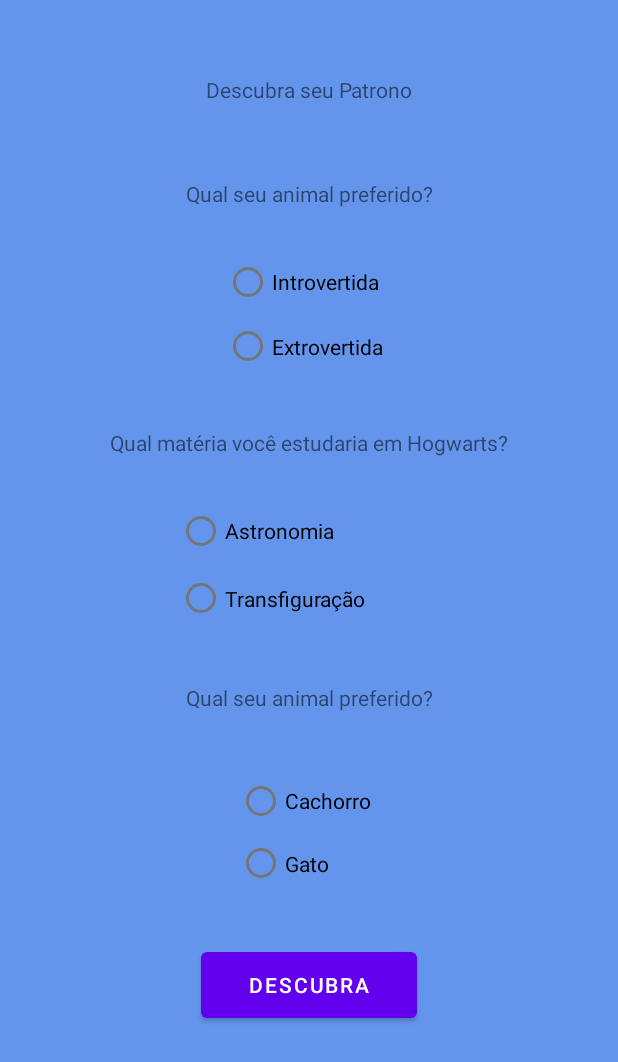
After one commit to yasmimx/AppHarry, an Android app: the layout activity_teste.xml on its own in the app's theme, with its tools: preview values and no code run, on a phone screen of 412 x 824 dp. The commit adds this screen. Shown: the top 1062 px of the screen. Run offline under Robolectric (Android 15) with nearby library versions, the phone set to English and light mode, and no system bars.

Commit message:
TestePatrono1

```diff
--- /dev/null
+++ b/app/src/main/res/layout/activity_teste.xml
@@ -0,0 +1,128 @@
+<?xml version="1.0" encoding="utf-8"?>
+<androidx.constraintlayout.widget.ConstraintLayout xmlns:android="http://schemas.android.com/apk/res/android"
+    xmlns:app="http://schemas.android.com/apk/res-auto"
+    xmlns:tools="http://schemas.android.com/tools"
+    style="@style/TELA"
+    android:layout_width="match_parent"
+    android:layout_height="match_parent"
+    tools:context=".Teste">
+
+    <RadioGroup
+        android:id="@+id/rdgrp1"
+        android:layout_width="113dp"
+        android:layout_height="86dp"
+        android:layout_marginTop="25dp"
+        app:layout_constraintEnd_toEndOf="parent"
+        app:layout_constraintStart_toStartOf="parent"
+        app:layout_constraintTop_toBottomOf="@+id/txtPergunta1">
+
+        <RadioButton
+            android:id="@+id/btnYes1"
+            android:layout_width="match_parent"
+            android:layout_height="wrap_content"
+            android:text="@string/yes1" />
+
+        <RadioButton
+            android:id="@+id/btnNo1"
+            android:layout_width="match_parent"
+            android:layout_height="wrap_content"
+            android:text="@string/no1" />
+    </RadioGroup>
+
+    <RadioGroup
+        android:id="@+id/rdgrp2"
+        android:layout_width="176dp"
+        android:layout_height="90dp"
+        android:layout_marginTop="25dp"
+        app:layout_constraintEnd_toEndOf="parent"
+        app:layout_constraintStart_toStartOf="parent"
+        app:layout_constraintTop_toBottomOf="@+id/txtPergunta2">
+
+        <RadioButton
+            android:id="@+id/btnYes2"
+            android:layout_width="match_parent"
+            android:layout_height="wrap_content"
+            android:text="@string/yes2" />
+
+        <RadioButton
+            android:id="@+id/btnNo2"
+            android:layout_width="match_parent"
+            android:layout_height="wrap_content"
+            android:text="@string/no2" />
+    </RadioGroup>
+
+    <RadioGroup
+        android:id="@+id/rdgrp3"
+        android:layout_width="96dp"
+        android:layout_height="83dp"
+        android:layout_marginTop="35dp"
+        app:layout_constraintEnd_toEndOf="parent"
+        app:layout_constraintStart_toStartOf="parent"
+        app:layout_constraintTop_toBottomOf="@+id/txtPergunta3">
+
+        <RadioButton
+            android:id="@+id/btnYes3"
+            android:layout_width="match_parent"
+            android:layout_height="wrap_content"
+            android:text="@string/yes3" />
+
+        <RadioButton
+            android:id="@+id/btnNo3"
+            android:layout_width="match_parent"
+            android:layout_height="wrap_content"
+            android:text="@string/no3" />
+    </RadioGroup>
+
+    <Button
+        android:id="@+id/btnFind"
+        android:layout_width="144dp"
+        android:layout_height="56dp"
+        android:layout_marginTop="35dp"
+        android:text="@string/btnTeste"
+        app:layout_constraintEnd_toEndOf="parent"
+        app:layout_constraintStart_toStartOf="parent"
+        app:layout_constraintTop_toBottomOf="@+id/rdgrp3"
+        app:srcCompat="@drawable/botao" />
+
+    <TextView
+        android:id="@+id/txtPergunta1"
+        android:layout_width="wrap_content"
+        android:layout_height="wrap_content"
+        android:layout_marginTop="50dp"
+        android:text="@string/Pergunta3"
+        app:layout_constraintEnd_toEndOf="parent"
+        app:layout_constraintStart_toStartOf="parent"
+        app:layout_constraintTop_toBottomOf="@+id/txtTituloTeste" />
+
+    <TextView
+        android:id="@+id/txtPergunta2"
+        android:layout_width="wrap_content"
+        android:layout_height="wrap_content"
+        android:layout_marginTop="35dp"
+        android:text="@string/Pergunta2"
+        app:layout_constraintEnd_toEndOf="parent"
+        app:layout_constraintStart_toStartOf="parent"
+        app:layout_constraintTop_toBottomOf="@+id/rdgrp1" />
+
+    <TextView
+        android:id="@+id/txtPergunta3"
+        android:layout_width="wrap_content"
+        android:layout_height="wrap_content"
+        android:layout_marginTop="35dp"
+        android:text="@string/Pergunta3"
+        app:layout_constraintEnd_toEndOf="parent"
+        app:layout_constraintHorizontal_bias="0.501"
+        app:layout_constraintStart_toStartOf="parent"
+        app:layout_constraintTop_toBottomOf="@+id/rdgrp2" />
+
+    <TextView
+        android:id="@+id/txtTituloTeste"
+        android:layout_width="wrap_content"
+        android:layout_height="wrap_content"
+        android:layout_marginTop="50dp"
+        android:text="@string/TituloTeste"
+        app:layout_constraintEnd_toEndOf="parent"
+        app:layout_constraintStart_toStartOf="parent"
+        app:layout_constraintTop_toTopOf="parent" />
+
+</androidx.constraintlayout.widget.ConstraintLayout>
--- a/app/src/main/res/values/strings.xml
+++ b/app/src/main/res/values/strings.xml
@@ -19,4 +19,20 @@
     <string name="save">SALVAR</string>
     <string name="entrar">ENTRAR</string>
     <string name="casa">ESCOLHA SUA CASA</string>
+
+    <!-- Activity / Teste patrono -->
+    <string name="no1">Extrovertida</string>
+    <string name="yes1">Introvertida</string>
+    <string name="no2">Transfiguração</string>
+    <string name="yes2">Astronomia</string>
+    <string name="no3">Gato</string>
+    <string name="yes3">Cachorro</string>
+    <string name="btnTeste">Descubra</string>
+    <string name="chNavegador" />
+    <string name="TituloTeste">Descubra seu Patrono</string>
+    <string name="Pergunta1">Você é uma pessoa:</string>
+    <string name="Pergunta2">Qual matéria você estudaria em Hogwarts?</string>
+    <string name="Pergunta3">Qual seu animal preferido?</string>
+
+
 </resources>
```
Also changed, not shown: app/src/main/java/com/example/appharrypotter/Home.java (+17 -0 lines), app/src/main/java/com/example/appharrypotter/Teste.java (added, +75 -0 lines), app/src/main/res/layout/activity_home.xml (+9 -0 lines), app/src/main/res/layout/activity_home2.xml (+10 -0 lines), app/src/main/res/layout/activity_teste2.xml (added, +128 -0 lines).
